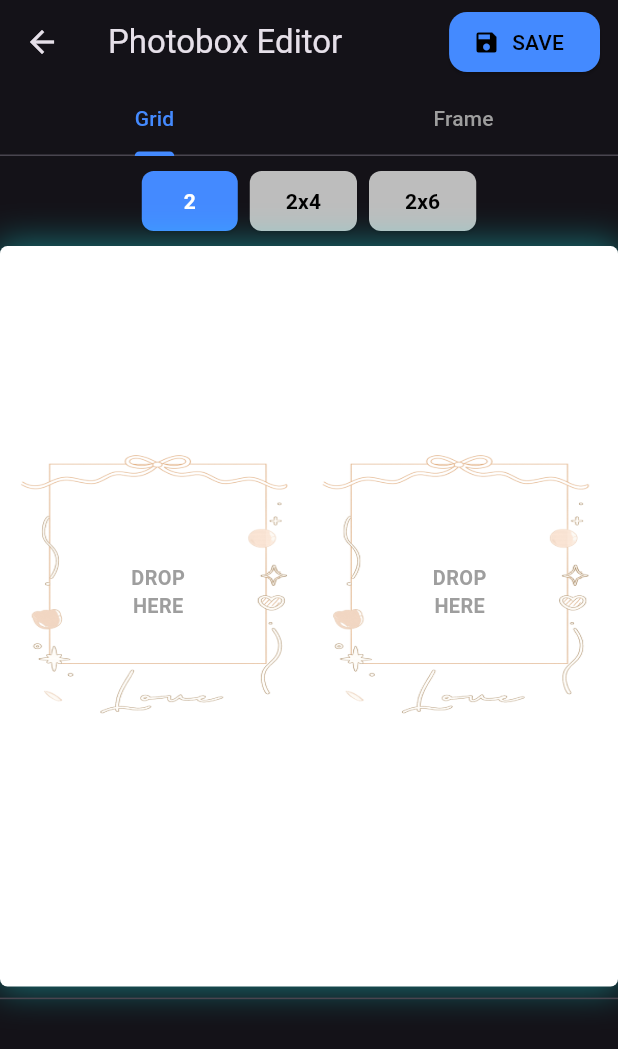
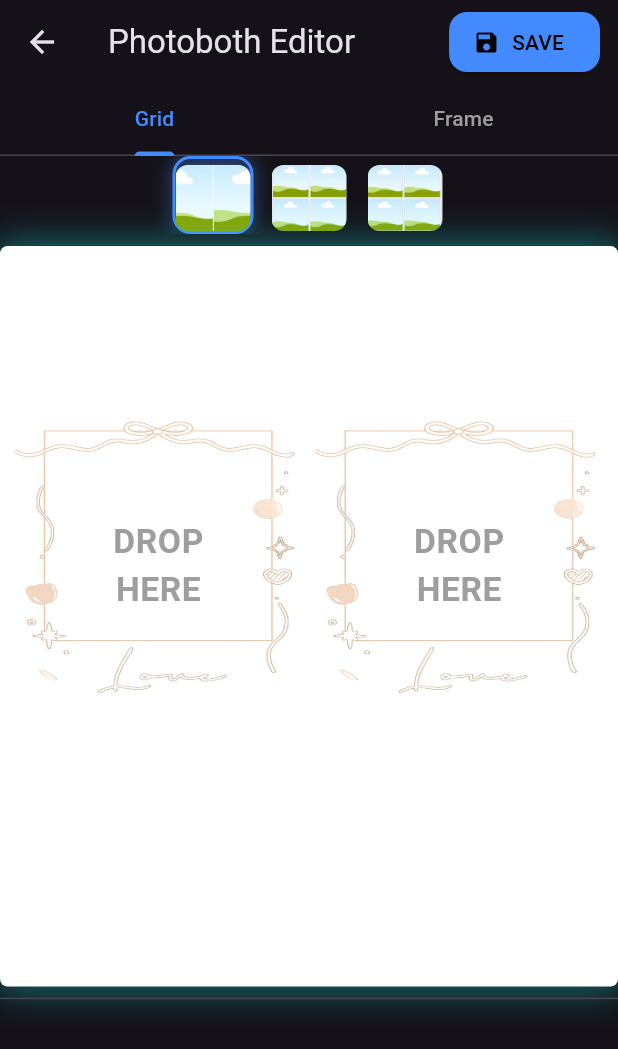
Before and after one commit to KykyAl/photoboth, a Flutter app: the MultiEditPage screen opened directly with empty values, on a phone screen of 412 x 824 dp. Shown: the top 1049 px of the screen. Run offline on Flutter 3.47's test engine with Material 3 defaults, Android fonts, the phone set to English and light mode, and no system bars; our stand-ins replace barcode_widget, image_picker, pdf, printing; missing offline and left inert: image_gallery_saver_plus, pro_image_editor.

Commit message:
to commit

```diff
--- /dev/null
+++ b/devtools_options.yaml
@@ -0,0 +1,3 @@
+description: This file stores settings for Dart & Flutter DevTools.
+documentation: https://docs.flutter.dev/tools/devtools/extensions#configure-extension-enablement-states
+extensions:
--- a/lib/main.dart
+++ b/lib/main.dart
@@ -48,29 +48,147 @@ class FrameConfig {
   });
 }
 
-class HomePage extends StatelessWidget {
+class HomePage extends StatefulWidget {
   const HomePage({super.key});
 
-  Future<void> pickMultiple(BuildContext context) async {
-    final picker = ImagePicker();
+  @override
+  State<HomePage> createState() => _HomePageState();
+}
+
+class _HomePageState extends State<HomePage> {
+  final ImagePicker picker = ImagePicker();
+
+  List<XFile> tempFiles = []; // 🔥 simpan di state
+
+  /// 📷 ambil dari kamera (bisa berkali-kali)
+  Future<void> pickFromCamera() async {
+    final XFile? file = await picker.pickImage(source: ImageSource.camera);
+
+    if (file != null) {
+      setState(() {
+        tempFiles.add(file);
+      });
+    }
+  }
+
+  /// 🖼️ ambil dari gallery
+  Future<void> pickMultiple() async {
     final List<XFile> files = await picker.pickMultiImage();
 
     if (files.isEmpty) return;
 
+    setState(() {
+      tempFiles.addAll(files);
+    });
+  }
+
+  /// 🚀 lanjut ke edit
+  void goToEditor() {
+    if (tempFiles.isEmpty) return;
+
     Navigator.push(
       context,
-      MaterialPageRoute(builder: (_) => MultiEditPage(files: files)),
+      MaterialPageRoute(builder: (_) => MultiEditPage(files: tempFiles)),
+    );
+  }
+
+  /// 📋 menu pilihan
+  void showImageSourceMenu() {
+    showModalBottomSheet(
+      context: context,
+      shape: const RoundedRectangleBorder(
+        borderRadius: BorderRadius.vertical(top: Radius.circular(16)),
+      ),
+      builder: (_) {
+        return SafeArea(
+          child: Wrap(
+            children: [
+              ListTile(
+                leading: const Icon(Icons.photo_library),
+                title: const Text("Ambil dari Gallery"),
+                onTap: () {
+                  Navigator.pop(context);
+                  pickMultiple();
+                },
+              ),
+              ListTile(
+                leading: const Icon(Icons.camera_alt),
+                title: const Text("Ambil dari Kamera"),
+                onTap: () {
+                  Navigator.pop(context);
+                  pickFromCamera();
+                },
+              ),
+            ],
+          ),
+        );
+      },
     );
   }
 
   @override
   Widget build(BuildContext context) {
     return Scaffold(
-      body: Center(
-        child: ElevatedButton(
-          onPressed: () => pickMultiple(context),
-          child: const Text("Pilih  Foto"),
+      appBar: AppBar(
+        title: const Text("Ambil Foto"),
+        actions: [
+          if (tempFiles.isNotEmpty)
+            IconButton(
+              icon: const Icon(Icons.check),
+              onPressed: goToEditor, // 🔥 lanjut ke edit
             ),
+        ],
+      ),
+      body: Column(
+        children: [
+          /// 🖼️ preview hasil ambil
+          Expanded(
+            child: GridView.builder(
+              itemCount: tempFiles.length,
+              gridDelegate: const SliverGridDelegateWithFixedCrossAxisCount(
+                crossAxisCount: 3,
+                crossAxisSpacing: 4,
+                mainAxisSpacing: 4,
+              ),
+              itemBuilder: (context, index) {
+                return Stack(
+                  children: [
+                    Positioned.fill(
+                      child: Image.file(
+                        File(tempFiles[index].path),
+                        fit: BoxFit.cover,
+                      ),
+                    ),
+
+                    /// ❌ tombol hapus
+                    Positioned(
+                      top: 4,
+                      right: 4,
+                      child: GestureDetector(
+                        onTap: () {
+                          setState(() {
+                            tempFiles.removeAt(index);
+                          });
+                        },
+                        child: const Icon(Icons.close, color: Colors.red),
+                      ),
+                    ),
+                  ],
+                );
+              },
+            ),
+          ),
+
+          /// ➕ tombol tambah foto
+          Padding(
+            padding: const EdgeInsets.all(16),
+            child: ElevatedButton.icon(
+              onPressed: showImageSourceMenu,
+              icon: const Icon(Icons.add_a_photo),
+              label: const Text("Tambah Foto"),
+            ),
+          ),
+        ],
       ),
     );
   }
@@ -96,35 +214,48 @@ class _MultiEditPageState extends State<MultiEditPage>
   int selectedFrameIndex = 0;
   List<String> frameNames = ["Frame 1", "Frame 2", "Frame 3", "No Frame"];
   int totalSlots = 2;
-
-  double getScale(FrameConfig frame) {
-    if (totalSlots == 6) return 1.0;
-    if (totalSlots == 4) return 1.30;
-    if (totalSlots == 2) return 0.95;
-    return frame.scale;
-  }
-
   List<FrameConfig> frames = [
     FrameConfig(
       asset: "assets/frame1.png",
-      padding: EdgeInsets.fromLTRB(23, 10, 23, 40),
-      borderRadius: 3,
+      // padding: EdgeInsets.fromLTRB(23, 10, 23, 40),
+      padding: EdgeInsets.only(left: 15, right: 15, top: 7, bottom: 31),
+      borderRadius: 2,
       scale: 1,
     ),
 
     FrameConfig(
       asset: "assets/frame2.png",
-      padding: EdgeInsets.fromLTRB(12, 15, 12, 15),
-      borderRadius: 1,
+      // padding: EdgeInsets.fromLTRB(0, 0, 0, 0),
+      padding: EdgeInsets.only(left: 5, right: 5, top: 5, bottom: 5),
+      borderRadius: 2,
+      scale: 0,
     ),
     FrameConfig(
       asset: "assets/frame3.png",
-      padding: EdgeInsets.fromLTRB(35, 25, 35, 25),
-      borderRadius: 4,
+      // padding: EdgeInsets.fromLTRB(23, 23, 20, 23),
+      padding: EdgeInsets.only(left: 20, right: 23, top: 21, bottom: 19),
+      borderRadius: 2,
+      scale: 1,
     ),
 
-    FrameConfig(asset: "", padding: EdgeInsets.zero, scale: 0),
+    FrameConfig(
+      asset: "",
+      padding: EdgeInsets.only(left: 23, right: 26, top: 21, bottom: 19),
+      borderRadius: 2,
+      scale: 1,
+    ),
   ];
+
+
+  double getScale(FrameConfig frame) {
+    if (totalSlots == 6) return 1.29;
+    if (totalSlots == 4) return 1.39;
+    if (totalSlots == 2) return 1.60;
+
+    return frame.scale;
+  }
+
+
   @override
   void initState() {
     super.initState();
@@ -384,7 +515,7 @@ class _MultiEditPageState extends State<MultiEditPage>
                 ),
                 onPressed: () => Navigator.pop(context),
                 child: const Text(
-                  "PLAY AGAIN",
+                  "EDIT AGAIN",
                   style: TextStyle(
                     fontWeight: FontWeight.bold,
                     letterSpacing: 1,
@@ -416,7 +547,8 @@ class _MultiEditPageState extends State<MultiEditPage>
         ),
 
         // Tab controls only
-        SizedBox(
+        Container(
+          padding: const EdgeInsets.only(bottom: 8),
           height: 60,
           child: TabBarView(
             controller: _tabController,
@@ -433,58 +565,117 @@ class _MultiEditPageState extends State<MultiEditPage>
   }
 
  Widget _buildGridTab() {
-    log(totalSlots.toString());
-    return SingleChildScrollView(
-      scrollDirection: Axis.horizontal,
-      child: SizedBox(
-        width: MediaQuery.of(context).size.width,
+  return Container(
+    height: 300,
+    width: double.infinity,
     child: Row(
       mainAxisAlignment: MainAxisAlignment.center,
       children: [
-            _buildGridButton("2", 2, totalSlots == 2),
-            const SizedBox(width: 8),
-            _buildGridButton("2x4", 4, totalSlots == 4),
-            const SizedBox(width: 8),
-            _buildGridButton("2x6", 6, totalSlots == 6),
+        _buildGridImage("assets/grid_2.jpg", 2),
+        const SizedBox(width: 10),
+        _buildGridImage("assets/grid_4.png", 4),
+        const SizedBox(width: 10),
+        _buildGridImage("assets/grid_6.png", 6),
       ],
+    ),
+  );
+}
+
+
+Widget _buildGridImage(String asset, int value) {
+  final isSelected = totalSlots == value;
+
+  return GestureDetector(
+    onTap: () => changeGrid(value),
+    child: AnimatedContainer(
+      duration: const Duration(milliseconds: 200),
+      padding: const EdgeInsets.only(top: 4),
+      decoration: BoxDecoration(
+        borderRadius: BorderRadius.circular(12),
+        border: Border.all(
+          color: isSelected ? Colors.blueAccent : Colors.transparent,
+          width: 2,
+        ),
+        boxShadow: isSelected
+            ? [
+                BoxShadow(
+                  color: Colors.blueAccent.withOpacity(0.4),
+                  blurRadius: 10,
+                  spreadRadius: 1,
+                ),
+              ]
+            : [],
+      ),
+      child: ClipRRect(
+        borderRadius: BorderRadius.circular(8),
+        child: Image.asset(
+          asset,
+          width: 50,
+          height:70,
+          fit: BoxFit.cover,
+        ),
       ),
     ),
   );
 }
 
-  Widget _buildFrameTab() {
-    return Padding(
-      padding: const EdgeInsets.symmetric(horizontal: 13, vertical: 12),
-      child: SingleChildScrollView(
-        scrollDirection: Axis.horizontal,
-        child: Row(
+Widget _buildFrameItem(int index) {
+    final frame = frames[index];
+    final isSelected = selectedFrameIndex == index;
+
+    return GestureDetector(
+      onTap: () => changeFrame(index),
+      child: AnimatedContainer(
+        duration: const Duration(milliseconds: 200),
+        padding: const EdgeInsets.all(6),
+        decoration: BoxDecoration(
+          borderRadius: BorderRadius.circular(12),
+          border: Border.all(
+            color: isSelected ? Colors.blueAccent : Colors.transparent,
+            width: 2,
+          ),
+          boxShadow: isSelected
+              ? [
+                  BoxShadow(
+                    color: Colors.blueAccent.withOpacity(0.4),
+                    blurRadius: 10,
+                  ),
+                ]
+              : [],
+        ),
+        child: ClipRRect(
+          borderRadius: BorderRadius.circular(10),
+          child: frame.asset.isEmpty
+              ? Container(
+                  width: 70,
+                  height: 70,
+                  color: Colors.grey[300],
+                  child: const Icon(Icons.block, color: Colors.black54),
+                )
+              : Stack(
                   children: [
-            for (int i = 0; i < frameNames.length; i++)
-              Padding(
-                padding: const EdgeInsets.only(right: 8),
-                child: ElevatedButton(
-                  onPressed: () => changeFrame(i),
-                  style: ElevatedButton.styleFrom(
-                    backgroundColor: selectedFrameIndex == i
-                        ? Colors.blueAccent
-                        : Colors.grey[400],
-                    shape: RoundedRectangleBorder(
-                      borderRadius: BorderRadius.circular(8),
+                    Container(width: 70, height: 70, color: Colors.white),
+
+                    /// 🔥 preview frame
+                    Positioned.fill(
+                      child: Image.asset(frame.asset, fit: BoxFit.fill),
                     ),
-                  ),
-                  child: Text(
-                    frameNames[i],
-                    style: TextStyle(
-                      color: selectedFrameIndex == i
-                          ? Colors.white
-                          : Colors.black,
-                      fontWeight: FontWeight.bold,
+                  ],
                 ),
         ),
       ),
-              ),
-          ],
-        ),
+    );
+  }
+ Widget _buildFrameTab() {
+    return SingleChildScrollView(
+      scrollDirection: Axis.horizontal,
+      child: Row(
+        children: List.generate(frames.length, (index) {
+          return Padding(
+            padding: const EdgeInsets.only(right: 10),
+            child: _buildFrameItem(index),
+          );
+        }),
       ),
     );
   }
@@ -492,7 +683,7 @@ class _MultiEditPageState extends State<MultiEditPage>
   Widget _buildPhotoboxGrid() {
     if (totalSlots == 2) {
       return Container(
-        padding: const EdgeInsets.symmetric(horizontal: 5, vertical: 130),
+        padding: const EdgeInsets.symmetric(horizontal: 43, vertical: 150),
         decoration: BoxDecoration(
           color: Colors.white,
           borderRadius: BorderRadius.circular(5),
@@ -510,8 +701,8 @@ class _MultiEditPageState extends State<MultiEditPage>
           itemCount: 2,
           gridDelegate: const SliverGridDelegateWithFixedCrossAxisCount(
             crossAxisCount: 2,
-            crossAxisSpacing: 0,
-            mainAxisSpacing: 0,
+            crossAxisSpacing: 75,
+            mainAxisSpacing: 10,
             childAspectRatio: 1,
           ),
           itemBuilder: (context, index) {
@@ -534,7 +725,7 @@ class _MultiEditPageState extends State<MultiEditPage>
     }
     if (totalSlots == 6) {
       return Container(
-        padding: const EdgeInsets.symmetric(horizontal: 40, vertical: 5),
+        padding: const EdgeInsets.symmetric(horizontal:50, vertical: 30),
         decoration: BoxDecoration(
           color: Colors.white,
           borderRadius: BorderRadius.circular(5),
@@ -548,14 +739,12 @@ class _MultiEditPageState extends State<MultiEditPage>
         ),
         child: GridView.builder(
           physics: const NeverScrollableScrollPhysics(),
-
           shrinkWrap: true,
           itemCount: totalSlots,
           gridDelegate: SliverGridDelegateWithFixedCrossAxisCount(
             crossAxisCount: 2,
-            childAspectRatio: 1,
-            crossAxisSpacing: 20,
-            mainAxisSpacing: 10,
+            crossAxisSpacing: 75,
+            mainAxisSpacing: 40,
           ),
           itemBuilder: (context, index) {
             return DragTarget<int>(
@@ -577,10 +766,10 @@ class _MultiEditPageState extends State<MultiEditPage>
     }
 
     return Container(
-      padding: const EdgeInsets.symmetric(horizontal: 40, vertical: 60),
+      padding: const EdgeInsets.symmetric(horizontal: 39, vertical: 70),
       decoration: BoxDecoration(
         color: Colors.white,
-        borderRadius: BorderRadius.circular(5),
+        borderRadius: BorderRadius.circular(2),
         boxShadow: [
           BoxShadow(
             color: Colors.cyanAccent.withOpacity(0.4),
@@ -590,11 +779,13 @@ class _MultiEditPageState extends State<MultiEditPage>
         ],
       ),
       child: GridView.builder(
+          physics: const NeverScrollableScrollPhysics(),
+        shrinkWrap: true,
         itemCount: totalSlots,
         gridDelegate: const SliverGridDelegateWithFixedCrossAxisCount(
           crossAxisCount: 2,
-          crossAxisSpacing: 40,
-          mainAxisSpacing: 40,
+          crossAxisSpacing: 55,
+          mainAxisSpacing: 60,
           childAspectRatio: 1,
         ),
         itemBuilder: (context, index) {
@@ -691,7 +882,7 @@ class _MultiEditPageState extends State<MultiEditPage>
   Widget build(BuildContext context) {
     return Scaffold(
       appBar: AppBar(
-        title: const Text("Photobox Editor"),
+        title: const Text("Photoboth Editor"),
         actions: [
           Padding(
             padding: const EdgeInsets.only(right: 12),
```
Also changed, not shown: assets/grid_2.jpg (added), assets/grid_4.png (added), assets/grid_6.png (added), pubspec.lock, 2 other files. Lines whose indentation alone changed are shown as unchanged.
